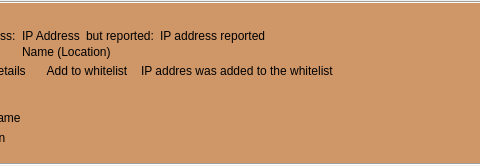
The window that retroshare-gui/src/gui/feeds/SecurityIpItem.ui (RetroShare/RetroShare) describes before a commit, drawn with Qt 5; both pictures show x 133 to 613 and y 0 to 166 of the 763 by 166 pixel window.
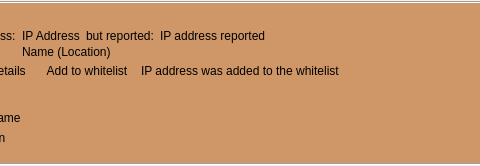
The same window after the commit. Icons and pictures are not drawn. Custom widgets are drawn as their Qt base class.

Commit message: Fixed typo in SecurityIpItem. Updated english translation.

Patch:
```diff
--- a/retroshare-gui/src/gui/feeds/SecurityIpItem.ui
+++ b/retroshare-gui/src/gui/feeds/SecurityIpItem.ui
@@ -210,7 +210,7 @@
            <item>
             <widget class="QLabel" name="rsBanListChangedLabel">
              <property name="text">
-              <string>IP addres was added to the whitelist</string>
+              <string>IP address was added to the whitelist</string>
              </property>
             </widget>
            </item>
```
The commit also changes 1 other file.
